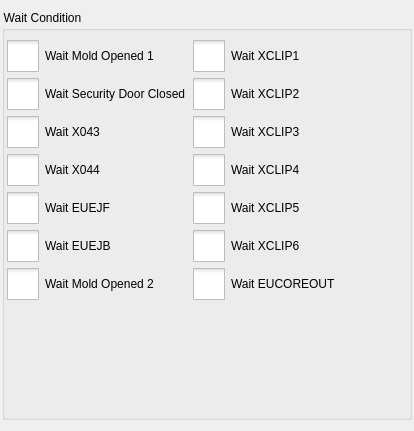
Before: the Qt Designer form hcinstruction/icwaitconditioneditor.ui in GaussCheng/2-5AxisPunch, drawn with Qt 5.
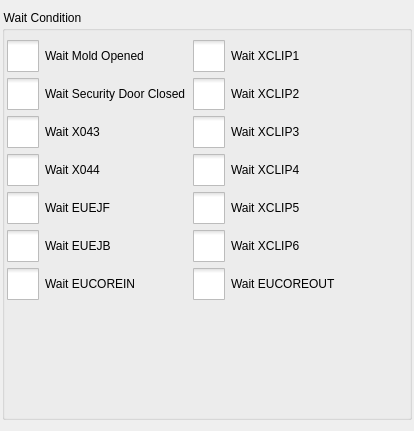
After: the same form once the commit is applied. Icons and pictures are not drawn.

Diff of the .ui file:
```diff
--- a/hcinstruction/icwaitconditioneditor.ui
+++ b/hcinstruction/icwaitconditioneditor.ui
@@ -64,7 +64,7 @@
       <item row="0" column="0">
        <widget class="QCheckBox" name="moldOpenedCheckBox">
         <property name="text">
-         <string>Wait Mold Opened 1</string>
+         <string>Wait Mold Opened</string>
         </property>
         <attribute name="buttonGroup">
          <string notr="true">buttonGroup</string>
@@ -184,7 +184,7 @@
       <item row="6" column="0">
        <widget class="QCheckBox" name="eucoreinCheckBox">
         <property name="text">
-         <string>Wait Mold Opened 2</string>
+         <string>Wait EUCOREIN</string>
         </property>
         <attribute name="buttonGroup">
          <string notr="true">buttonGroup</string>
```
